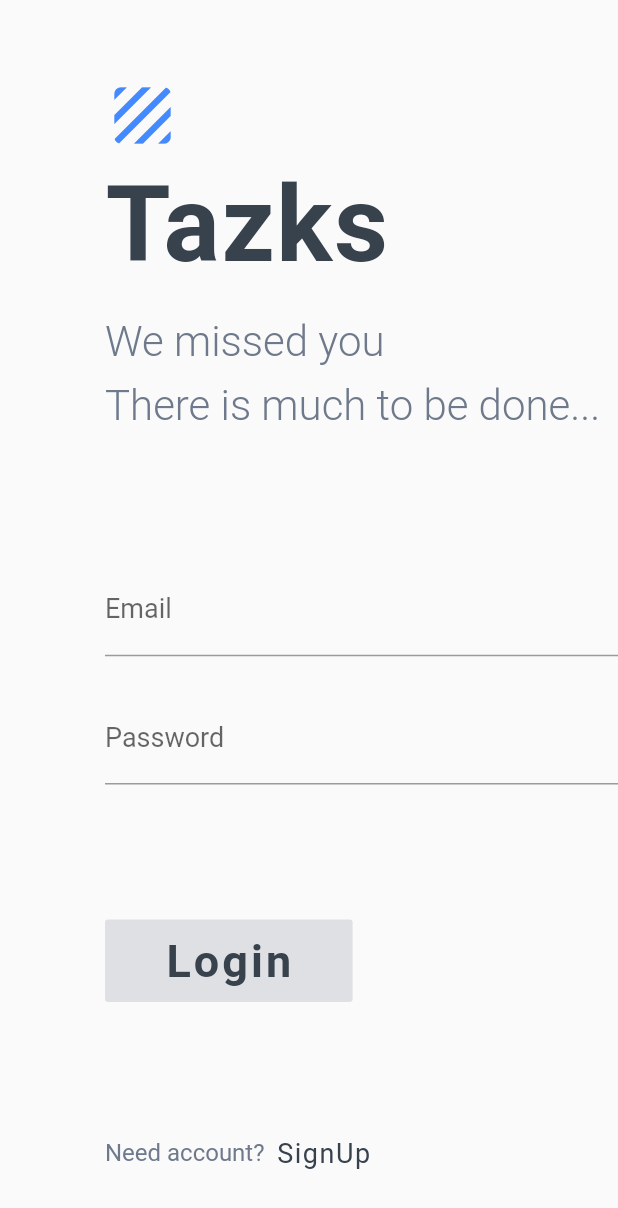
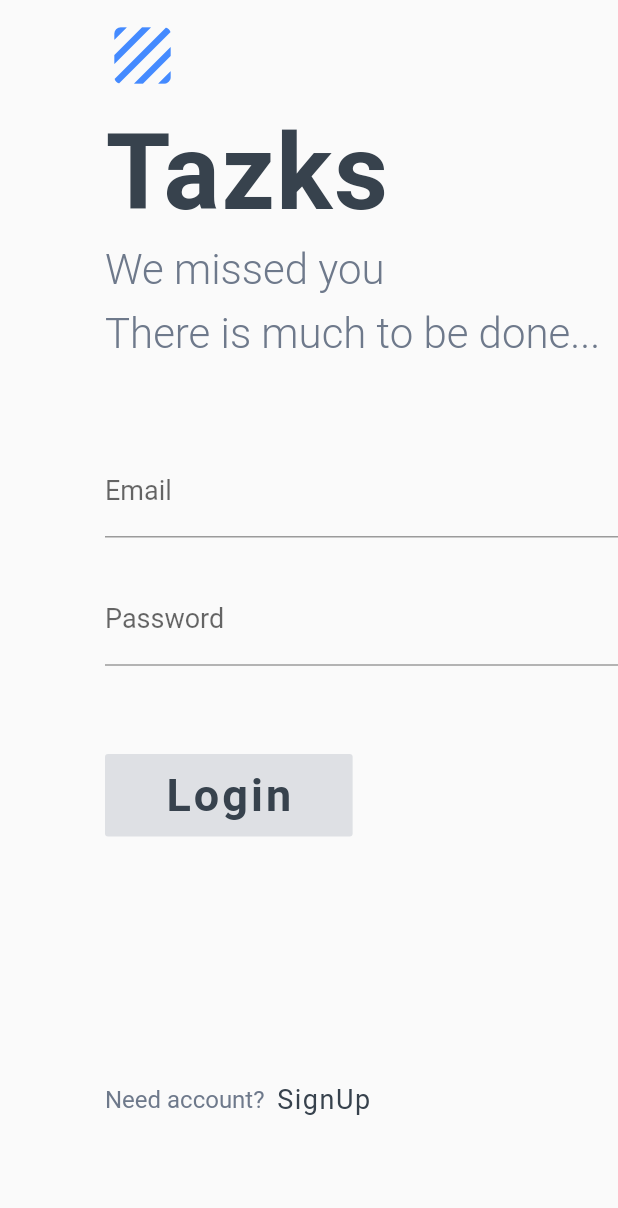
Before and after one commit to codenamics/taskz, a Flutter app: the screen it shows after launch, on a phone screen of 412 x 824 dp. Shown: the top 1208 px of the screen. Run offline on Flutter 3.47's test engine with Material 2 defaults, Android fonts, the phone set to English and light mode, and no system bars.

Commit message:
auth layout

```diff
--- a/lib/screens/AuthScreen.dart
+++ b/lib/screens/AuthScreen.dart
@@ -21,18 +21,24 @@ class _AuthScreenState extends State<AuthScreen> {
   @override
   Widget build(BuildContext context) {
     return Scaffold(
-      body: SafeArea(
+
+      body: SingleChildScrollView(
+              child: GestureDetector(
+                onTap: (){
+                    FocusScope.of(context).unfocus();
+                },
+                              child: SafeArea(
           child: Padding(
             padding: const EdgeInsets.only(left: 70),
             child: Column(
-            mainAxisAlignment: MainAxisAlignment.spaceAround,
+
                 crossAxisAlignment: CrossAxisAlignment.start,
                 children: <Widget>[
                   Column(
                     crossAxisAlignment: CrossAxisAlignment.start,
                     children: <Widget>[
                       SizedBox(
-                    height: 7,
+                        height: 12,
                       ),
                       Icon(
                         Icons.texture,
@@ -40,7 +46,7 @@ class _AuthScreenState extends State<AuthScreen> {
                         color: Colors.blueAccent,
                       ),
                       SizedBox(
-                    height: 7,
+                        height: 12,
                       ),
                       Text(
                         'Tazks',
@@ -48,7 +54,7 @@ class _AuthScreenState extends State<AuthScreen> {
                         style: loginHeader,
                       ),
                       SizedBox(
-                    height: 20,
+                        height: 7,
                       ),
                       Text('We missed you',
                           textAlign: TextAlign.left, style: loginSubHeader),
@@ -58,6 +64,9 @@ class _AuthScreenState extends State<AuthScreen> {
                       Text('There is much to be done...',
                           textAlign: TextAlign.left, style: loginSubHeader),
                     ],
+                  ),
+                  SizedBox(
+                        height: MediaQuery.of(context).size.height * 0.1 / 1.4,
                       ),
                   Form(
                       key: _formKey,
@@ -99,8 +108,9 @@ class _AuthScreenState extends State<AuthScreen> {
                       ],
                     ),
                   ),
-              Column(
-                children: <Widget>[
+                   SizedBox(
+                        height: MediaQuery.of(context).size.height * 0.1 / 1.4,
+                      ),
                   FlatButton(
                     color: Color.fromRGBO(110, 121, 139, 0.2),
                     padding: EdgeInsets.symmetric(vertical: 10, horizontal: 40),
@@ -116,7 +126,8 @@ class _AuthScreenState extends State<AuthScreen> {
                     _submit();
                     },
                   ),
-                ],
+                   SizedBox(
+                        height: MediaQuery.of(context).size.height * 0.2 ,
                       ),
                   Row(
                     crossAxisAlignment: CrossAxisAlignment.center,
@@ -150,6 +161,8 @@ class _AuthScreenState extends State<AuthScreen> {
             ),
           ),
         ),
+              ),
+      ),
     );
   }
 }
```
Also changed, not shown: lib/screens/MainTasksScreen.dart (+22 -7 lines). Lines whose indentation alone changed are shown as unchanged.
